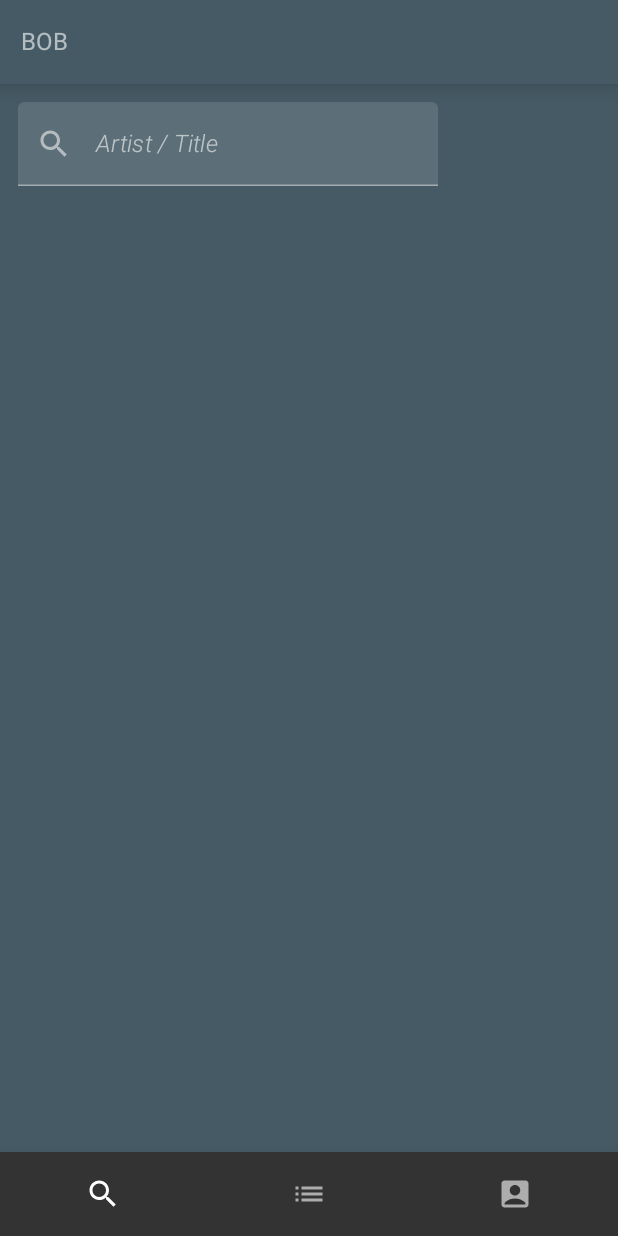
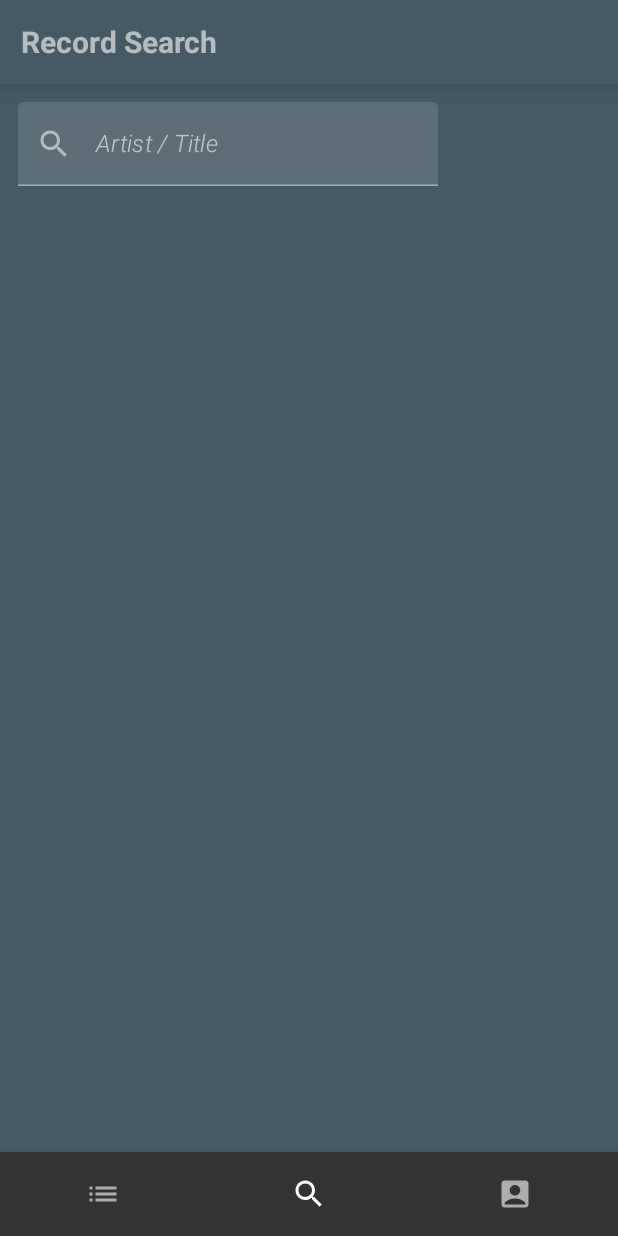
Before and after one commit to super-massive-code/Android-Vinyl-Record-Finder, an Android app built with Jetpack Compose: the screen it shows after launch (MainActivity), on a phone screen of 412 x 824 dp. Run offline under Robolectric (Android 15) with nearby library versions, the light colour scheme and no system bars; our stand-ins replace Room's generated code, livedata-compose; pictures from the network do not load; 1 statement that could not run was skipped.

Commit message:
Fix mutableStateOf title text

```diff
--- a/app/src/main/java/com/supermassivecode/vinylfinder/ui/VinylFinderUI.kt
+++ b/app/src/main/java/com/supermassivecode/vinylfinder/ui/VinylFinderUI.kt
@@ -1,6 +1,5 @@
 package com.supermassivecode.vinylfinder.ui
 
-import android.util.Log
 import androidx.compose.foundation.layout.Box
 import androidx.compose.foundation.layout.fillMaxSize
 import androidx.compose.foundation.layout.padding
@@ -9,12 +8,12 @@ import androidx.compose.material.icons.Icons
 import androidx.compose.material.icons.filled.AccountBox
 import androidx.compose.material.icons.filled.List
 import androidx.compose.material.icons.filled.Search
-import androidx.compose.runtime.Composable
-import androidx.compose.runtime.getValue
+import androidx.compose.runtime.*
 import androidx.compose.ui.Modifier
 import androidx.compose.ui.graphics.Color
-import androidx.compose.ui.platform.LocalContext
+import androidx.compose.ui.text.font.FontWeight
 import androidx.compose.ui.unit.dp
+import androidx.compose.ui.unit.sp
 import androidx.navigation.NavHostController
 import androidx.navigation.NavType
 import androidx.navigation.compose.NavHost
@@ -29,7 +28,6 @@ import com.supermassivecode.vinylfinder.ui.screens.search.RecordDetailScreen
 import com.supermassivecode.vinylfinder.ui.screens.search.SearchScreen
 import com.supermassivecode.vinylfinder.ui.screens.wanted.FoundSellersScreen
 import com.supermassivecode.vinylfinder.ui.screens.wanted.WantedRecordsScreen
-import okhttp3.internal.wait
 
 @Composable
 fun VinylFinderUI(
@@ -39,14 +37,15 @@ fun VinylFinderUI(
         modifier = Modifier.fillMaxSize(),
         color = MaterialTheme.colors.primary
     ) {
-
-        var setText = { "BOB" }
+        var topBarTitle by remember { mutableStateOf("") }
 
         Scaffold(
-            topBar = { TopBar(setText) },
+            topBar = { TopBar(topBarTitle) },
             content = { padding ->
                 Box(modifier = Modifier.padding(bottom = padding.calculateBottomPadding())) {
-                    ScreenController(appState = appState, setText)
+                    ScreenController(appState = appState) { titleText ->
+                        topBarTitle = titleText
+                    }
                 }
             },
             bottomBar = { BottomBar(navHostController = appState.navController) }
@@ -55,7 +54,7 @@ fun VinylFinderUI(
 }
 
 @Composable
-private fun ScreenController(appState: VinylFinderAppState, setAppBarTitle: () -> String) {
+private fun ScreenController(appState: VinylFinderAppState, setTopBarText: (String) -> Unit) {
     NavHost(
         appState.navController,
         startDestination = NavigationScreen.Search.route
@@ -63,7 +62,7 @@ private fun ScreenController(appState: VinylFinderAppState, setAppBarTitle: () -
         composable(
             route = NavigationScreen.Search.route
         ) {
-            setAppBarTitle.invoke().run { "Search" }
+            setTopBarText("Record Search")
             SearchScreen(appState.navController, appState.context)
         }
         composable(
@@ -73,7 +72,7 @@ private fun ScreenController(appState: VinylFinderAppState, setAppBarTitle: () -
                 nullable = false
             })
         ) {
-            Log.e("SMC", "BackStackTriggered")
+            setTopBarText("Record Detail")
             RecordDetailScreen(
                 it.arguments!!.getString(NAV_ARG_RECORD_INFO_JSON)!!,
                 appState.context
@@ -82,11 +81,13 @@ private fun ScreenController(appState: VinylFinderAppState, setAppBarTitle: () -
         composable(
             route = NavigationScreen.Wanted.route
         ) {
+            setTopBarText("Wants List")
             WantedRecordsScreen(appState.navController)
         }
         composable(
             route = NavigationScreen.DeveloperOptions.route
         ) {
+            setTopBarText("Developer Options")
             DeveloperOptionsScreen()
         }
         composable(
@@ -96,6 +97,7 @@ private fun ScreenController(appState: VinylFinderAppState, setAppBarTitle: () -
                 nullable = false
             })
         ) {
+            setTopBarText("Found Records")
             FoundSellersScreen(
                 it.arguments!!.getString(NAV_ARG_RECORD_UID)!!
             )
@@ -104,7 +106,7 @@ private fun ScreenController(appState: VinylFinderAppState, setAppBarTitle: () -
 }
 
 @Composable
-private fun TopBar(setText: () -> String) {
+private fun TopBar(topBarText: String) {
     TopAppBar(
         backgroundColor = MaterialTheme.colors.background,
         contentColor = Color.White,
@@ -112,7 +114,9 @@ private fun TopBar(setText: () -> String) {
     ) {
         Text(
             modifier = Modifier.padding(10.dp),
-            text = setText()
+            text = topBarText,
+            fontSize = 20.sp,
+            fontWeight = FontWeight.Bold
         )
     }
 }
@@ -125,6 +129,11 @@ private fun BottomBar(navHostController: NavHostController) {
         elevation = 12.dp
     ) {
         BottomNavigationItem(
+            icon = { Icon(Icons.Default.List, "Wants List Icon") },
+            selected = currentRoute == NavigationScreen.Wanted.route,
+            onClick = { navHostController.navigate(NavigationScreen.Wanted.route) }
+        )
+        BottomNavigationItem(
             icon = { Icon(Icons.Default.Search, "Search Icon") },
             selected = currentRoute == NavigationScreen.Search.route,
             onClick = {
@@ -135,11 +144,6 @@ private fun BottomBar(navHostController: NavHostController) {
             }
         )
         BottomNavigationItem(
-            icon = { Icon(Icons.Default.List, "Wants List Icon") },
-            selected = currentRoute == NavigationScreen.Wanted.route,
-            onClick = { navHostController.navigate(NavigationScreen.Wanted.route) }
-        )
-        BottomNavigationItem(
             icon = { Icon(Icons.Default.AccountBox, "Dev options Icon") },
             selected = currentRoute == NavigationScreen.DeveloperOptions.route,
             onClick = { navHostController.navigate(NavigationScreen.DeveloperOptions.route) }
```
